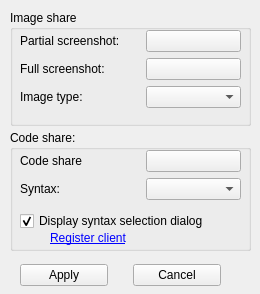
The window that client/config.ui (bakwc/Pastexen) describes before a commit, drawn with Qt 5.
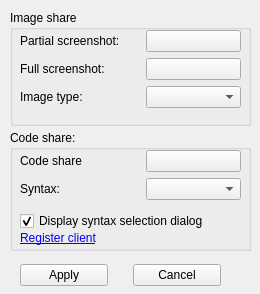
The same window after the commit. Icons and pictures are not drawn.

```diff
--- a/client/config.ui
+++ b/client/config.ui
@@ -192,9 +192,9 @@
    <widget class="QLabel" name="regLabel">
     <property name="geometry">
      <rect>
-      <x>40</x>
+      <x>10</x>
       <y>100</y>
-      <width>161</width>
+      <width>221</width>
       <height>16</height>
      </rect>
     </property>
```
